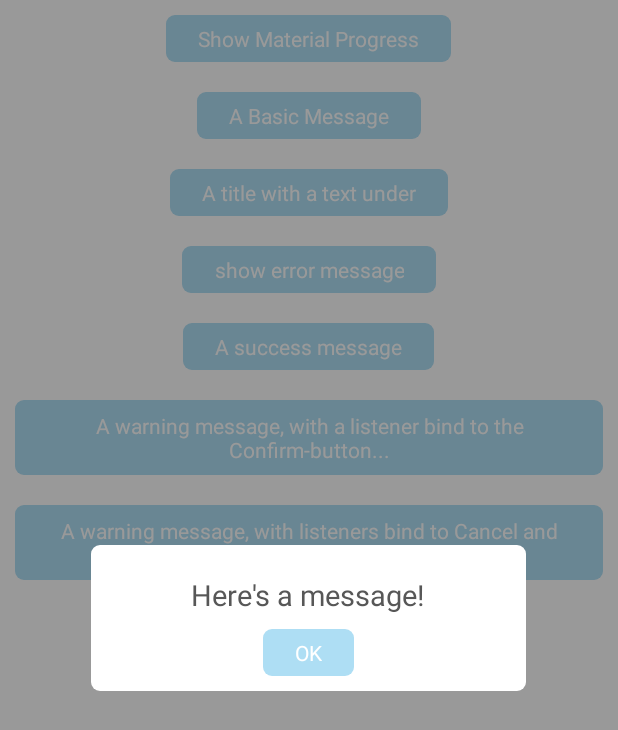
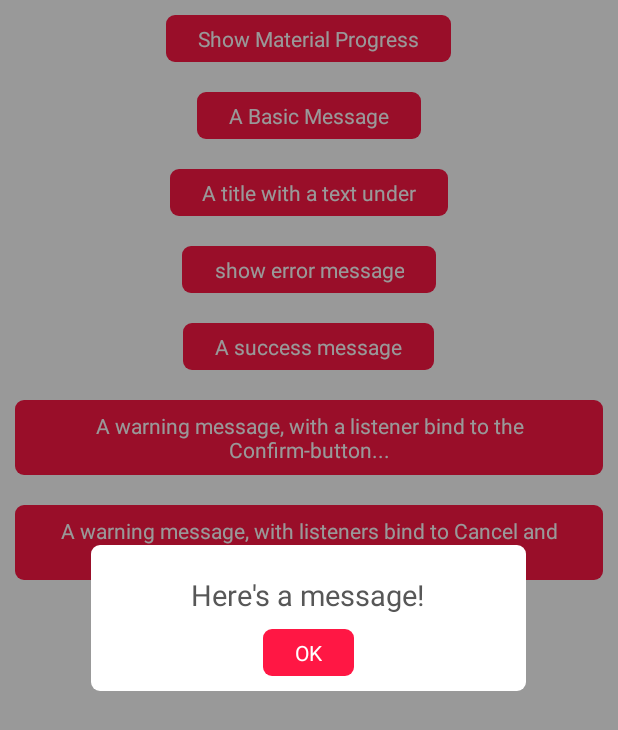
Before and after one commit to TutorialsAndroid/KAlertDialog, an Android app: the screen it shows after launch (SampleActivity), after a tap on "A Basic Message", on a phone screen of 412 x 824 dp. Shown: the top 730 px of the screen. Run offline under Robolectric (Android 15) with nearby library versions, the phone set to English and light mode, and no system bars; plain views replace ProgressWheel; 1 statement that could not run was skipped.

Commit message:
Change in button colors

```diff
--- a/library/build.gradle
+++ b/library/build.gradle
@@ -20,7 +20,6 @@ android {
 
 dependencies {
     implementation fileTree(include: ['*.jar'], dir: 'libs')
-
     implementation 'com.android.support:appcompat-v7:28.0.0'
 
     implementation 'com.github.TutorialsAndroid:progressx:v2.0'
--- a/library/src/main/java/com/kinda/alert/KAlertDialog.java
+++ b/library/src/main/java/com/kinda/alert/KAlertDialog.java
@@ -1,7 +1,9 @@
 package com.kinda.alert;
 
 
+import android.annotation.TargetApi;
 import android.app.Dialog;
+import com.kinda.progressx.ProgressWheel;
 import android.content.Context;
 import android.graphics.drawable.Drawable;
 import android.os.Build;
@@ -16,7 +18,6 @@ import android.widget.Button;
 import android.widget.FrameLayout;
 import android.widget.ImageView;
 import android.widget.TextView;
-import com.kinda.progressx.ProgressWheel;
 import java.util.List;
 import java.util.Objects;
 
@@ -152,7 +153,7 @@ public class KAlertDialog extends Dialog implements View.OnClickListener {
         mWarningFrame = findViewById(R.id.warning_frame);
         mConfirmButton = findViewById(R.id.confirm_button);
         mCancelButton = findViewById(R.id.cancel_button);
-        mProgressHelper.setProgressWheel((ProgressWheel)findViewById(R.id.progressWheel));
+        mProgressHelper.setProgressWheel((ProgressWheel) findViewById(R.id.progressWheel));
         mConfirmButton.setOnClickListener(this);
         mCancelButton.setOnClickListener(this);
 
--- a/library/src/main/res/drawable/blue_button_background.xml
+++ b/library/src/main/res/drawable/blue_button_background.xml
@@ -2,13 +2,13 @@
 <selector xmlns:android="http://schemas.android.com/apk/res/android">
     <item android:state_pressed="true">
         <shape android:shape="rectangle">
-            <solid android:color="@color/blue_btn_bg_pressed_color" />
+            <solid android:color="#FF5474" />
             <corners android:radius="6dp"/>
         </shape>
     </item>
     <item>
         <shape android:shape="rectangle">
-            <solid android:color="@color/blue_btn_bg_color" />
+            <solid android:color="#FF1744" />
             <corners android:radius="6dp"/>
         </shape>
     </item>
--- a/library/src/main/res/drawable/gray_button_background.xml
+++ b/library/src/main/res/drawable/gray_button_background.xml
@@ -2,13 +2,13 @@
 <selector xmlns:android="http://schemas.android.com/apk/res/android">
     <item android:state_pressed="true">
         <shape android:shape="rectangle">
-            <solid android:color="@color/gray_btn_bg_pressed_color" />
+            <solid android:color="#D66666" />
             <corners android:radius="6dp"/>
         </shape>
     </item>
     <item>
         <shape android:shape="rectangle">
-            <solid android:color="@color/gray_btn_bg_color" />
+            <solid android:color="#D50000" />
             <corners android:radius="6dp"/>
         </shape>
     </item>
```
Also changed, not shown: 235 other files.
